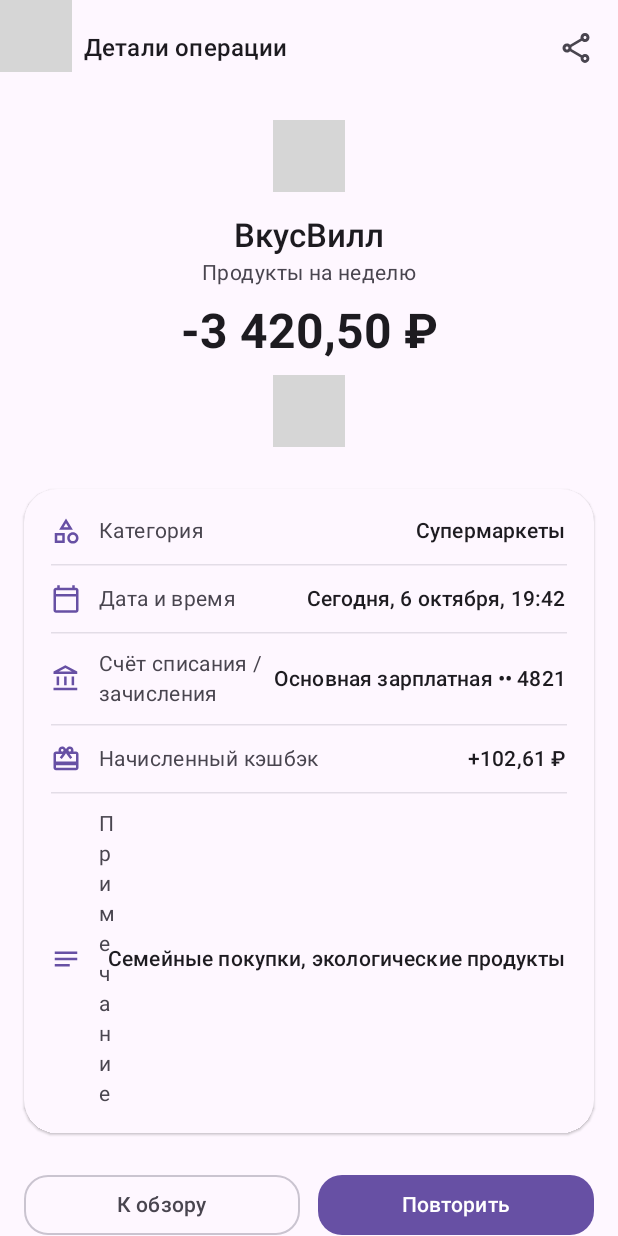
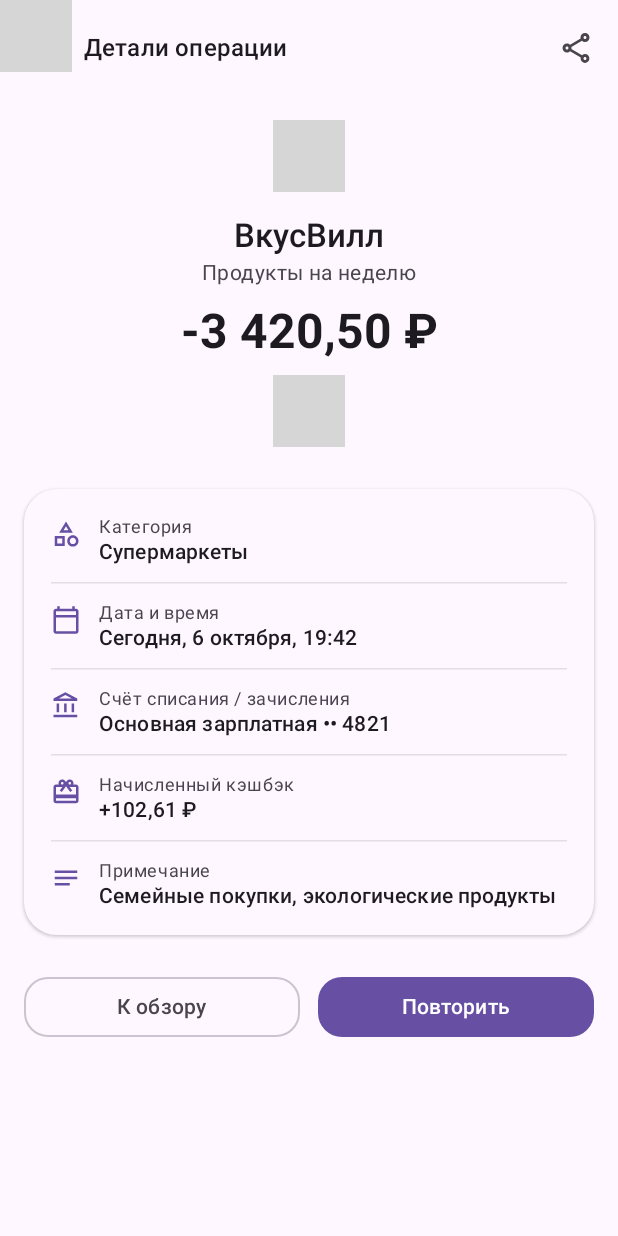
Before and after one commit to sudo-odner/university, an Android app built with Jetpack Compose: the @Preview function PreviewTransactionDetailsLight, on a phone screen of 412 x 824 dp. Run offline under Robolectric (Android 15) with nearby library versions, the phone set to English and light mode, and no system bars; our stand-ins replace window size class; missing, so only their content is drawn: CompositionLocalProvider; 11 statements that could not run were skipped; grey boxes are pictures that could not be loaded.

Commit message:
fix(ui): improve transaction detail row layout for multiline text

```diff
--- a/DSMMP/Lab3/app/src/main/java/com/example/lab3/presentation/details/TransactionDetailScreen.kt
+++ b/DSMMP/Lab3/app/src/main/java/com/example/lab3/presentation/details/TransactionDetailScreen.kt
@@ -286,21 +286,26 @@ private fun DetailRow(
 ) {
     Row(
         modifier = Modifier.fillMaxWidth(),
-        verticalAlignment = Alignment.CenterVertically
+        verticalAlignment = Alignment.Top
     ) {
         Icon(
             imageVector = icon,
             contentDescription = label,
             tint = MaterialTheme.colorScheme.primary,
-            modifier = Modifier.size(20.dp)
+            modifier = Modifier
+                .padding(top = 2.dp)
+                .size(20.dp)
         )
         Spacer(modifier = Modifier.width(12.dp))
+        Column(
+            modifier = Modifier.weight(1f)
+        ) {
             Text(
                 text = label,
-            style = MaterialTheme.typography.bodyMedium,
-            color = MaterialTheme.colorScheme.onSurfaceVariant,
-            modifier = Modifier.weight(1f)
+                style = MaterialTheme.typography.bodySmall,
+                color = MaterialTheme.colorScheme.onSurfaceVariant
             )
+            Spacer(modifier = Modifier.height(2.dp))
             Text(
                 text = value,
                 style = MaterialTheme.typography.titleSmall,
@@ -309,3 +314,4 @@ private fun DetailRow(
             )
         }
     }
+}
```
Lines whose indentation alone changed are shown as unchanged.
